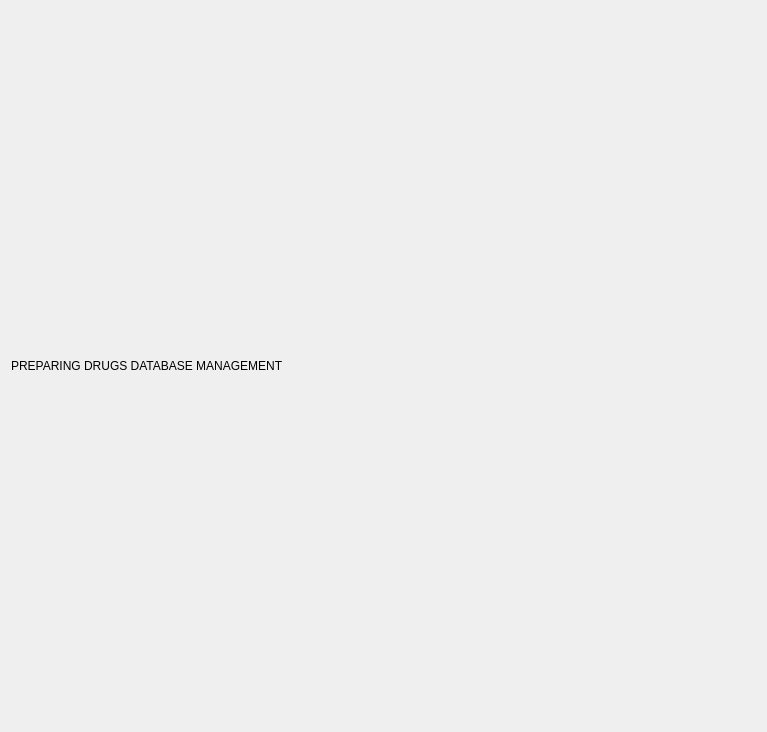
filianhouse/freemedforms, file freeddimanager/plugins/drugsdbplugin/imode/drugsdbmodewidget.ui: the form before one commit.
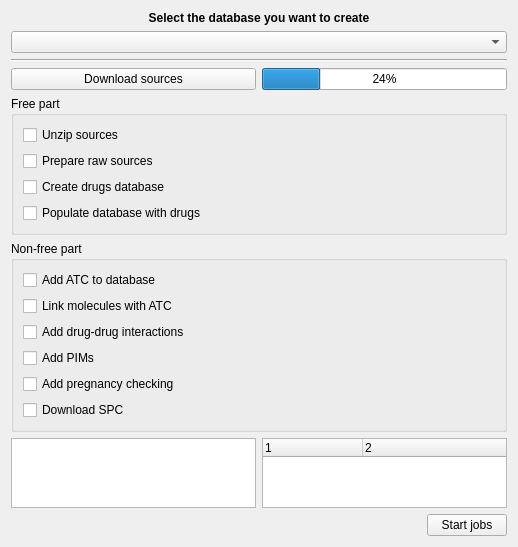
The form after the commit.

Commit message: preparing drug database management

Diff of the .ui file:
```diff
--- a/freeddimanager/plugins/drugsdbplugin/imode/drugsdbmodewidget.ui
+++ b/freeddimanager/plugins/drugsdbplugin/imode/drugsdbmodewidget.ui
@@ -6,18 +6,215 @@
    <rect>
     <x>0</x>
     <y>0</y>
-    <width>767</width>
-    <height>732</height>
+    <width>518</width>
+    <height>515</height>
    </rect>
   </property>
   <property name="windowTitle">
    <string>Form</string>
   </property>
-  <layout class="QGridLayout" name="gridLayout_5">
-   <item row="0" column="0">
-    <widget class="QLabel" name="label">
+  <layout class="QGridLayout" name="gridLayout">
+   <item row="1" column="0" colspan="2">
+    <widget class="QComboBox" name="availableDatabases"/>
+   </item>
+   <item row="8" column="1">
+    <widget class="QTreeWidget" name="errors">
+     <property name="toolTip">
+      <string>ERRORS</string>
+     </property>
+     <property name="alternatingRowColors">
+      <bool>true</bool>
+     </property>
+     <property name="columnCount">
+      <number>2</number>
+     </property>
+     <attribute name="headerVisible">
+      <bool>true</bool>
+     </attribute>
+     <column>
+      <property name="text">
+       <string notr="true">1</string>
+      </property>
+     </column>
+     <column>
+      <property name="text">
+       <string notr="true">2</string>
+      </property>
+     </column>
+    </widget>
+   </item>
+   <item row="8" column="0">
+    <widget class="QTreeWidget" name="messages">
+     <property name="toolTip">
+      <string>MESSAGES</string>
+     </property>
+     <property name="alternatingRowColors">
+      <bool>true</bool>
+     </property>
+     <property name="columnCount">
+      <number>2</number>
+     </property>
+     <attribute name="headerVisible">
+      <bool>false</bool>
+     </attribute>
+     <column>
+      <property name="text">
+       <string notr="true">1</string>
+      </property>
+     </column>
+     <column>
+      <property name="text">
+       <string notr="true">2</string>
+      </property>
+     </column>
+    </widget>
+   </item>
+   <item row="7" column="0" colspan="2">
+    <widget class="QGroupBox" name="groupBox_2">
+     <property name="title">
+      <string>Non-free part</string>
+     </property>
+     <layout class="QGridLayout" name="gridLayout_3">
+      <item row="3" column="0">
+       <widget class="QCheckBox" name="addPims">
+        <property name="text">
+         <string>Add PIMs</string>
+        </property>
+       </widget>
+      </item>
+      <item row="4" column="0">
+       <widget class="QCheckBox" name="addPreg">
+        <property name="text">
+         <string>Add pregnancy checking</string>
+        </property>
+       </widget>
+      </item>
+      <item row="2" column="0">
+       <widget class="QCheckBox" name="addDDI">
+        <property name="text">
+         <string>Add drug-drug interactions</string>
+        </property>
+       </widget>
+      </item>
+      <item row="1" column="0">
+       <widget class="QCheckBox" name="linkMols">
+        <property name="text">
+         <string>Link molecules with ATC</string>
+        </property>
+       </widget>
+      </item>
+      <item row="0" column="0">
+       <widget class="QCheckBox" name="addAtc">
+        <property name="text">
+         <string>Add ATC to database</string>
+        </property>
+       </widget>
+      </item>
+      <item row="5" column="0">
+       <widget class="QCheckBox" name="spc">
+        <property name="text">
+         <string>Download SPC</string>
+        </property>
+       </widget>
+      </item>
+     </layout>
+    </widget>
+   </item>
+   <item row="6" column="0" colspan="2">
+    <widget class="QGroupBox" name="groupBox">
+     <property name="title">
+      <string>Free part</string>
+     </property>
+     <layout class="QGridLayout" name="gridLayout_2">
+      <item row="0" column="0">
+       <widget class="QCheckBox" name="unzip">
+        <property name="text">
+         <string>Unzip sources</string>
+        </property>
+       </widget>
+      </item>
+      <item row="2" column="0">
+       <widget class="QCheckBox" name="createDb">
+        <property name="text">
+         <string>Create drugs database</string>
+        </property>
+       </widget>
+      </item>
+      <item row="1" column="0">
+       <widget class="QCheckBox" name="prepare">
+        <property name="text">
+         <string>Prepare raw sources</string>
+        </property>
+       </widget>
+      </item>
+      <item row="3" column="0">
+       <widget class="QCheckBox" name="populate">
+        <property name="text">
+         <string>Populate database with drugs</string>
+        </property>
+       </widget>
+      </item>
+     </layout>
+    </widget>
+   </item>
+   <item row="9" column="0" colspan="2">
+    <layout class="QHBoxLayout" name="horizontalLayout">
+     <item>
+      <spacer name="horizontalSpacer">
+       <property name="orientation">
+        <enum>Qt::Horizontal</enum>
+       </property>
+       <property name="sizeHint" stdset="0">
+        <size>
+         <width>40</width>
+         <height>20</height>
+        </size>
+       </property>
+      </spacer>
+     </item>
+     <item>
+      <widget class="QPushButton" name="startJobs">
+       <property name="text">
+        <string>Start jobs</string>
+       </property>
+      </widget>
+     </item>
+    </layout>
+   </item>
+   <item row="5" column="0">
+    <widget class="QPushButton" name="download">
      <property name="text">
-      <string>PREPARING DRUGS DATABASE MANAGEMENT</string>
+      <string>Download sources</string>
+     </property>
+    </widget>
+   </item>
+   <item row="5" column="1">
+    <widget class="QProgressBar" name="progressBar">
+     <property name="value">
+      <number>24</number>
+     </property>
+    </widget>
+   </item>
+   <item row="4" column="0" colspan="2">
+    <widget class="Line" name="line">
+     <property name="orientation">
+      <enum>Qt::Horizontal</enum>
+     </property>
+    </widget>
+   </item>
+   <item row="0" column="0" colspan="2">
+    <widget class="QLabel" name="title">
+     <property name="font">
+      <font>
+       <weight>75</weight>
+       <bold>true</bold>
+      </font>
+     </property>
+     <property name="text">
+      <string>Select the database you want to create</string>
+     </property>
+     <property name="alignment">
+      <set>Qt::AlignCenter</set>
      </property>
     </widget>
    </item>
```
Left out of the diff: 4 changed lines with no effect on the pictures. The commit also changes 12 other files.
